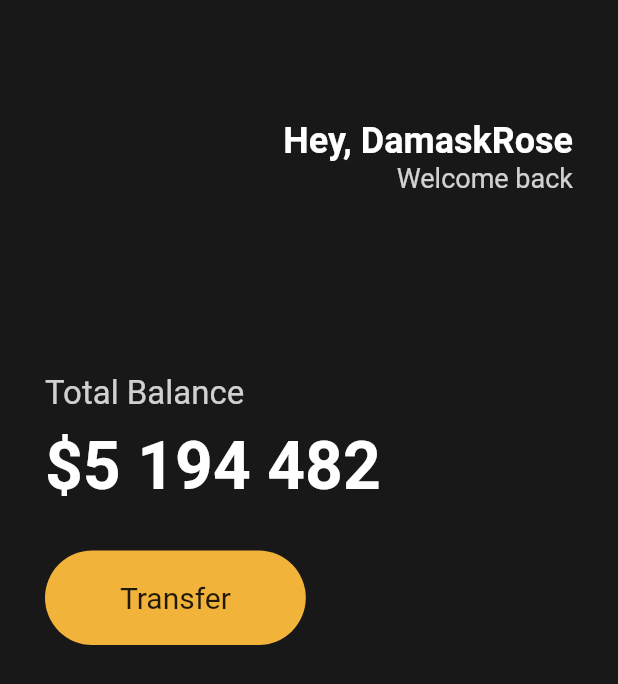
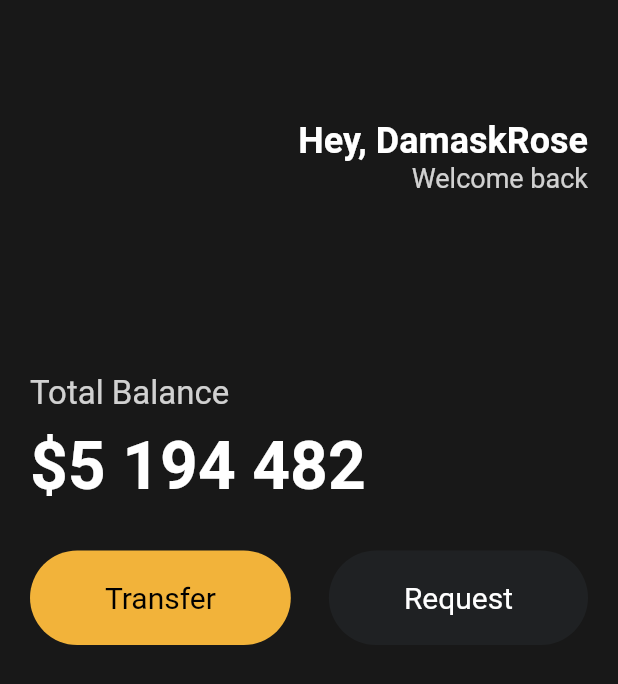
Before and after one commit to RosaDamascena/Flutter_Projects, a Flutter app: the screen it shows after launch, on a phone screen of 412 x 824 dp. Shown: the top 684 px of the screen. Run offline on Flutter 3.47's test engine with Material 2 defaults, Android fonts, the phone set to English and light mode, and no system bars.

Commit message:
feat : Add function buttons

```diff
--- a/financialapp/lib/main.dart
+++ b/financialapp/lib/main.dart
@@ -1,3 +1,4 @@
+import 'package:financialapp/widgets/button.dart';
 import 'package:flutter/material.dart';
 
 void main() {
@@ -9,15 +10,15 @@
   Widget build(BuildContext context) {
     return MaterialApp(
       home: Scaffold(
-        backgroundColor: Color(0xFF181818),
+        backgroundColor: const Color(0xFF181818),
         body: Padding(
-          padding: EdgeInsets.symmetric(
-            horizontal: 30
+          padding: const EdgeInsets.symmetric(
+            horizontal: 20,
           ),
           child: Column(
             crossAxisAlignment: CrossAxisAlignment.start,
             children: [
-              SizedBox(
+              const SizedBox(
                 height: 80,
               ),
               Row(
@@ -26,63 +27,62 @@
                   Column(
                     crossAxisAlignment: CrossAxisAlignment.end,
                     children: [
-                      Text('Hey, DamaskRose',
+                      const Text(
+                        'Hey, DamaskRose',
                         style: TextStyle(
                           color: Colors.white,
                           fontSize: 24,
                           fontWeight: FontWeight.w700,
                         ),
                       ),
-                      Text('Welcome back',
+                      Text(
+                        'Welcome back',
                         style: TextStyle(
                           color: Colors.white.withOpacity(0.8),
                           fontSize: 18,
                         ),
                       ),
                     ],
-                  )
+                  ),
                 ],
               ),
-              SizedBox(height: 120,
+              const SizedBox(
+                height: 120,
               ),
-              Text('Total Balance',
+              Text(
+                'Total Balance',
                 style: TextStyle(
                   fontSize: 22,
                   color: Colors.white.withOpacity(0.8),
                 ),
               ),
-              SizedBox(
+              const SizedBox(
                 height: 10,
               ),
-              Text('\$5 194 482',
+              const Text(
+                '\$5 194 482',
                 style: TextStyle(
                   fontSize: 44,
                   fontWeight: FontWeight.w600,
                   color: Colors.white,
                 ),
               ),
-              SizedBox(
+              const SizedBox(
                 height: 30,
               ),
               Row(
-                children: [
-                  Container(
-                    decoration: BoxDecoration(
-                      color: Color(0xFFF2B33A),
-                      borderRadius: BorderRadius.circular(45),
-                    ),
-                    child: Padding(
-                      padding: EdgeInsets.symmetric(
-                        vertical: 20,
-                        horizontal: 50,
-                      ),
-                      child: Text('Transfer',
-                        style: TextStyle(
-                          fontSize: 20,
-                        ),
-                      ),
-                    ),
-                  )
+                mainAxisAlignment: MainAxisAlignment.spaceBetween,
+                children: const [
+                  Button(
+                    text: 'Transfer',
+                    bgColor: Color(0xFFF2B33A),
+                    textColor: Colors.black,
+                  ),
+                  Button(
+                    text: 'Request',
+                    bgColor: Color(0xFF1F2123),
+                    textColor: Colors.white,
+                  ),
                 ],
               ),
             ],
--- /dev/null
+++ b/financialapp/lib/widgets/button.dart
@@ -0,0 +1,37 @@
+import 'package:flutter/material.dart';
+
+class Button extends StatelessWidget {
+  final String text;
+  final Color bgColor;
+  final Color textColor;
+
+  const Button({
+    super.key,
+    required this.text,
+    required this.bgColor,
+    required this.textColor,
+    });
+
+  @override
+  Widget build(BuildContext context) {
+    return Container(
+      decoration: BoxDecoration(
+        color: bgColor,
+        borderRadius: BorderRadius.circular(45),
+        ),
+      child: Padding(
+        padding: const EdgeInsets.symmetric(
+          vertical: 20,
+          horizontal: 50,
+          ),
+      child: Text(
+        text,
+        style: TextStyle(
+          color: textColor,
+          fontSize: 20,
+          ),
+        ),
+      ),
+    );
+  }
+}
```
